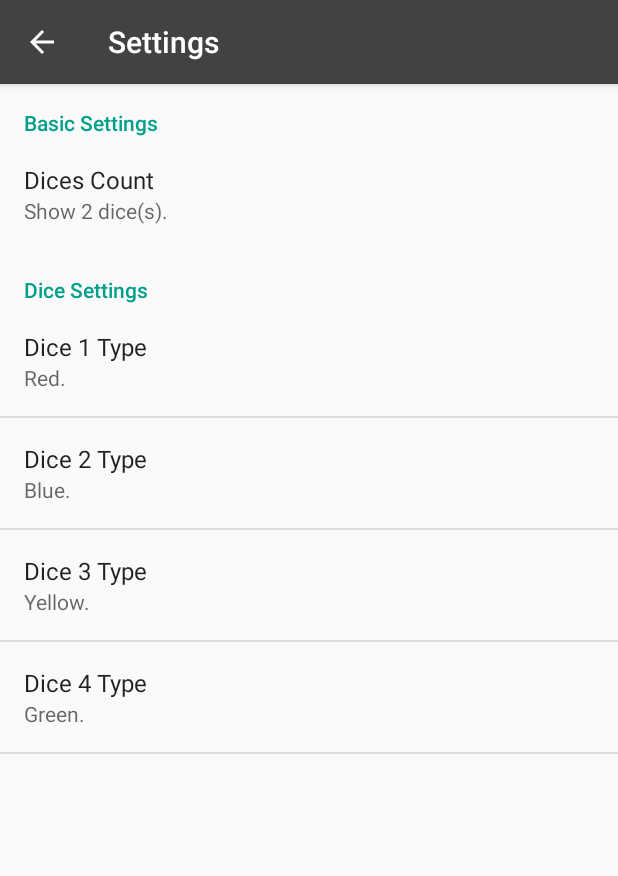
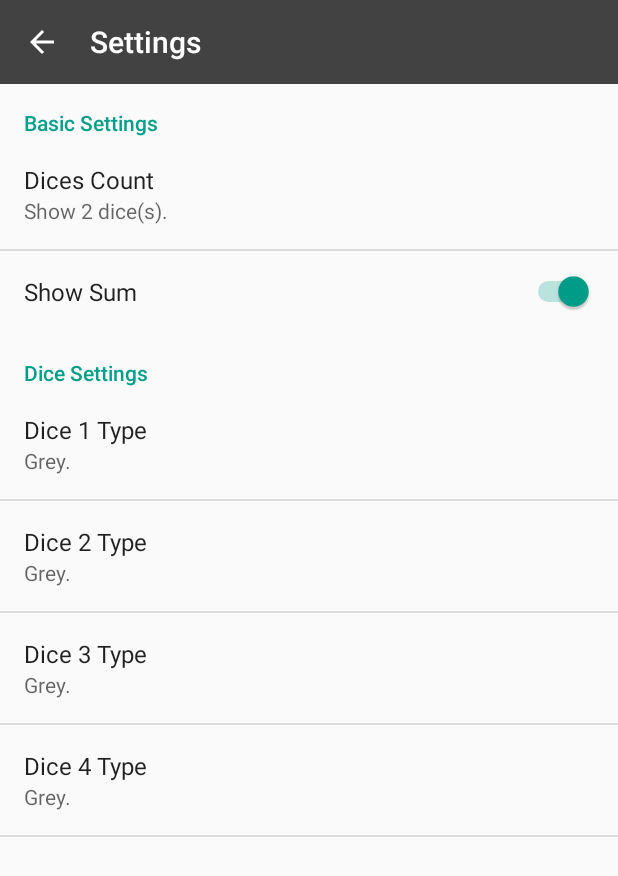
Before and after one commit to herbix/androiddice, an Android app: the screen it shows after launch (SettingsActivity), after a tap on "Settings", on a phone screen of 412 x 824 dp. Shown: the top 876 px of the screen. Run offline under Robolectric (Android 15) with nearby library versions, the phone set to English and light mode, and no system bars; 3 other taps on this screen came first.

Commit message:
Dice sum

```diff
--- a/app/src/main/java/me/herbix/dice/DicesFragment.java
+++ b/app/src/main/java/me/herbix/dice/DicesFragment.java
@@ -49,7 +49,7 @@ public class DicesFragment extends Fragment {
 
         Bundle args = new Bundle();
         args.putInt("DiceCount", diceCount);
-        args.putIntArray("DiceTypes", diceTypes);
+        args.putIntArray("DiceTypes", diceTypes.clone());
         f.setArguments(args);
 
         return f;
@@ -92,7 +92,7 @@ public class DicesFragment extends Fragment {
         setDiceColor(view, R.id.dice4, diceTypes[3]);
 
         for (int i=0; i<diceTypes.length; i++) {
-            if (diceTypes[i] >= 20) {
+            if (diceTypes[i] >= DICE_TYPE_TO_COLOR_LIGHT.length) {
                 diceTypes[i] = 0;
             }
         }
--- a/app/src/main/java/me/herbix/dice/MainActivity.java
+++ b/app/src/main/java/me/herbix/dice/MainActivity.java
@@ -2,18 +2,18 @@ package me.herbix.dice;
 
 import android.content.Intent;
 import android.content.SharedPreferences;
-import android.graphics.Color;
 import android.preference.PreferenceManager;
-import android.support.annotation.Nullable;
 import android.support.v7.app.AppCompatActivity;
 import android.os.Bundle;
+import android.support.v7.widget.Toolbar;
 import android.view.Menu;
 import android.view.MenuItem;
 import android.view.View;
 import android.view.WindowManager;
-import android.widget.RelativeLayout;
+import android.widget.TextView;
 
 import java.util.Random;
+import java.util.concurrent.atomic.AtomicInteger;
 
 public class MainActivity extends AppCompatActivity {
 
@@ -21,10 +21,14 @@ public class MainActivity extends AppCompatActivity {
 
     private int diceCount = 2;
     private int[] diceTypes = new int[4];
+    private boolean showSum = false;
 
     private boolean inSettings = false;
 
     private DicesFragment currentFragment = null;
+
+    private TextView sumView = null;
+    private AtomicInteger diceSumAtom = new AtomicInteger(0);
 
     @Override
     protected void onCreate(Bundle savedInstanceState) {
@@ -32,6 +36,8 @@ public class MainActivity extends AppCompatActivity {
         getWindow().setFlags(WindowManager.LayoutParams.FLAG_KEEP_SCREEN_ON, WindowManager.LayoutParams.FLAG_KEEP_SCREEN_ON);
 
         setContentView(R.layout.activity_main);
+        setSupportActionBar((Toolbar) findViewById(R.id.toolbar));
+
         loadSettings();
         loadUI();
     }
@@ -53,6 +59,7 @@ public class MainActivity extends AppCompatActivity {
         diceTypes[1] = Integer.valueOf(preferences.getString(SettingsActivity.DICE2_TYPE, "0"));
         diceTypes[2] = Integer.valueOf(preferences.getString(SettingsActivity.DICE3_TYPE, "0"));
         diceTypes[3] = Integer.valueOf(preferences.getString(SettingsActivity.DICE4_TYPE, "0"));
+        showSum = preferences.getBoolean(SettingsActivity.SHOW_SUM, true);
     }
 
     private void loadUI() {
@@ -60,7 +67,27 @@ public class MainActivity extends AppCompatActivity {
         getFragmentManager().beginTransaction()
                 .replace(R.id.main_activity_inner, currentFragment)
                 .commit();
+        sumView = (TextView) findViewById(R.id.sum_text);
+        diceSumAtom.set(0);
+        for (int i=0; i<diceCount; i++) {
+            if (SettingsActivity.isNumberDice(diceTypes[i])) {
+                diceSumAtom.addAndGet(6);
+            }
+        }
+        setSumView();
     }
+
+    private void setSumView() {
+        if (sumView != null) {
+            if (showSum) {
+                sumView.setText(String.format(getString(R.string.sum), diceSumAtom.get()));
+                sumView.setVisibility(View.VISIBLE);
+            } else {
+                sumView.setVisibility(View.INVISIBLE);
+            }
+        }
+    }
+
     @Override
     public boolean onCreateOptionsMenu(Menu menu) {
         getMenuInflater().inflate(R.menu.nav_menu, menu);
@@ -89,11 +116,18 @@ public class MainActivity extends AppCompatActivity {
         new Thread() {
             @Override
             public void run() {
+                final int id = getDiceIdByViewId(dice.getId());
                 for (int i=1; i<=10; i++) {
-                    dice.setNumber(rand.nextInt(6) + 1);
+                    int oldNumber = dice.getNumber();
+                    int newNumber = rand.nextInt(6) + 1;
+                    if (SettingsActivity.isNumberDice(diceTypes[id])) {
+                        diceSumAtom.addAndGet(newNumber - oldNumber);
+                    }
+                    dice.setNumber(newNumber);
                     runOnUiThread(new Runnable() {
                         @Override
                         public void run() {
+                            setSumView();
                             dice.invalidate();
                         }
                     });
@@ -107,7 +141,6 @@ public class MainActivity extends AppCompatActivity {
                 runOnUiThread(new Runnable() {
                     @Override
                     public void run() {
-                        int id = getDiceIdByViewId(dice.getId());
                         DiceView[] dices = currentFragment.getLittleDices(id);
                         int[] status = currentFragment.getDiceStatus(id);
                         DiceStatusView statusView = currentFragment.getStatusViews(id);
--- a/app/src/main/java/me/herbix/dice/SettingsActivity.java
+++ b/app/src/main/java/me/herbix/dice/SettingsActivity.java
@@ -4,6 +4,7 @@ import android.app.Activity;
 import android.os.Bundle;
 import android.support.v7.app.ActionBar;
 import android.support.v7.app.AppCompatActivity;
+import android.support.v7.widget.Toolbar;
 import android.view.MenuItem;
 
 /**
@@ -16,14 +17,22 @@ public class SettingsActivity extends AppCompatActivity {
     public static final String DICE2_TYPE = "dice2_type";
     public static final String DICE3_TYPE = "dice3_type";
     public static final String DICE4_TYPE = "dice4_type";
+    public static final String SHOW_SUM = "show_sum";
 
     public static final int MAX_DICE_COUNT = 4;
+
+    public static boolean isNumberDice(int diceType) {
+        return (diceType >= 0 && diceType < 20) || diceType == 100;
+    }
 
     @Override
     protected void onCreate(Bundle savedInstanceState) {
         super.onCreate(savedInstanceState);
+
+        setContentView(R.layout.activity_settings);
+        setSupportActionBar((Toolbar) findViewById(R.id.toolbar));
         getFragmentManager().beginTransaction()
-                .replace(android.R.id.content, new SettingsFragment())
+                .replace(R.id.main_activity_inner, new SettingsFragment())
                 .commit();
 
         ActionBar actionBar = getSupportActionBar();
--- /dev/null
+++ b/app/src/main/res/layout/activity_settings.xml
@@ -0,0 +1,28 @@
+<?xml version="1.0" encoding="utf-8"?>
+<RelativeLayout
+    xmlns:android="http://schemas.android.com/apk/res/android"
+    xmlns:tools="http://schemas.android.com/tools"
+    xmlns:app="http://schemas.android.com/apk/res-auto"
+    android:layout_width="match_parent"
+    android:layout_height="match_parent"
+    tools:context=".MainActivity">
+
+    <android.support.v7.widget.Toolbar
+        android:id="@+id/toolbar"
+        android:layout_width="match_parent"
+        android:layout_height="?attr/actionBarSize"
+        android:background="?attr/colorPrimary"
+        app:theme="@style/ToolbarTheme"
+        app:contentInsetStartWithNavigation="0dp">
+
+    </android.support.v7.widget.Toolbar>
+
+    <RelativeLayout
+        android:id="@+id/main_activity_inner"
+        android:layout_width="match_parent"
+        android:layout_height="match_parent"
+        android:layout_below="@id/toolbar">
+
+    </RelativeLayout>
+
+</RelativeLayout>
--- a/app/src/main/res/values/strings.xml
+++ b/app/src/main/res/values/strings.xml
@@ -11,4 +11,6 @@
     <string name="title_activity_settings">Settings</string>
     <string name="basic_settings">Basic Settings</string>
     <string name="dice_settings">Dice Settings</string>
+    <string name="sum">Sum: %d</string>
+    <string name="show_sum">Show Sum</string>
 </resources>
--- a/app/src/main/res/values/styles.xml
+++ b/app/src/main/res/values/styles.xml
@@ -1,10 +1,35 @@
 <resources>
 
     <!-- Base application theme. -->
-    <style name="AppTheme" parent="Theme.AppCompat.Light.DarkActionBar">
+    <style name="AppTheme" parent="Theme.AppCompat.Light.NoActionBar">
         <!-- Customize your theme here. -->
         <item name="colorPrimary">@color/colorPrimary</item>
         <item name="colorPrimaryDark">@color/colorPrimaryDark</item>
         <item name="colorAccent">@color/colorAccent</item>
     </style>
+
+    <style name="ToolbarTheme" parent="@style/ThemeOverlay.AppCompat">
+        <!-- Title text -->
+        <item name="android:textColorPrimary">@android:color/white</item>
+
+        <!-- Title color in AppCompat.Light  -->
+        <item name="android:textColorPrimaryInverse">@android:color/white</item>
+
+        <!-- Menu text-->
+        <item name="actionMenuTextColor">@android:color/white</item>
+        <!-- Overflow -->
+        <item name="android:textColorSecondary">@android:color/white</item>
+        <!-- This will change drawer icon -->
+        <item name="drawerArrowStyle">@style/WhiteDrawerIconStyle</item>
+        <!-- background of the  -->
+        <!-- <item name="android:background">@color/color_primary</item> -->
+
+        <item name="colorControlHighlight">@android:color/white</item>
+    </style>
+
+
+    <style name="WhiteDrawerIconStyle" parent="Widget.AppCompat.DrawerArrowToggle">
+        <item name="spinBars">true</item>
+        <item name="color">@android:color/white</item>
+    </style>
 </resources>
--- a/app/src/main/res/xml/preference.xml
+++ b/app/src/main/res/xml/preference.xml
@@ -11,6 +11,10 @@
             android:entries="@array/dice_count_values"
             android:entryValues="@array/dice_count_values"
             android:defaultValue="2" />
+        <SwitchPreference
+            android:key="show_sum"
+            android:title="@string/show_sum"
+            android:defaultValue="true" />
     </PreferenceCategory>
     <PreferenceCategory
         android:title="@string/dice_settings"
@@ -23,7 +27,7 @@
             android:dialogTitle="@string/dice1_type"
             android:entries="@array/dice_type_names"
             android:entryValues="@array/dice_type_values"
-            android:defaultValue="1" />
+            android:defaultValue="0" />
 
         <ListPreference
             android:key="dice2_type"
@@ -32,7 +36,7 @@
             android:dialogTitle="@string/dice2_type"
             android:entries="@array/dice_type_names"
             android:entryValues="@array/dice_type_values"
-            android:defaultValue="2" />
+            android:defaultValue="0" />
 
         <ListPreference
             android:key="dice3_type"
@@ -41,7 +45,7 @@
             android:dialogTitle="@string/dice3_type"
             android:entries="@array/dice_type_names"
             android:entryValues="@array/dice_type_values"
-            android:defaultValue="3" />
+            android:defaultValue="0" />
 
         <ListPreference
             android:key="dice4_type"
@@ -50,7 +54,7 @@
             android:dialogTitle="@string/dice4_type"
             android:entries="@array/dice_type_names"
             android:entryValues="@array/dice_type_values"
-            android:defaultValue="4" />
+            android:defaultValue="0" />
 
     </PreferenceCategory>
 </PreferenceScreen>
```
Also changed, not shown: app/build.gradle (+6 -6 lines), app/src/main/res/layout/activity_main.xml (+31 -5 lines), 1 other file.
